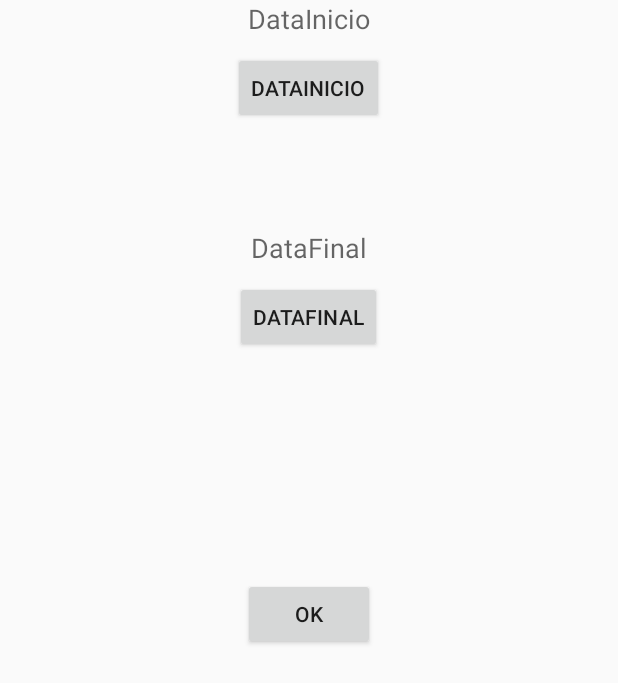
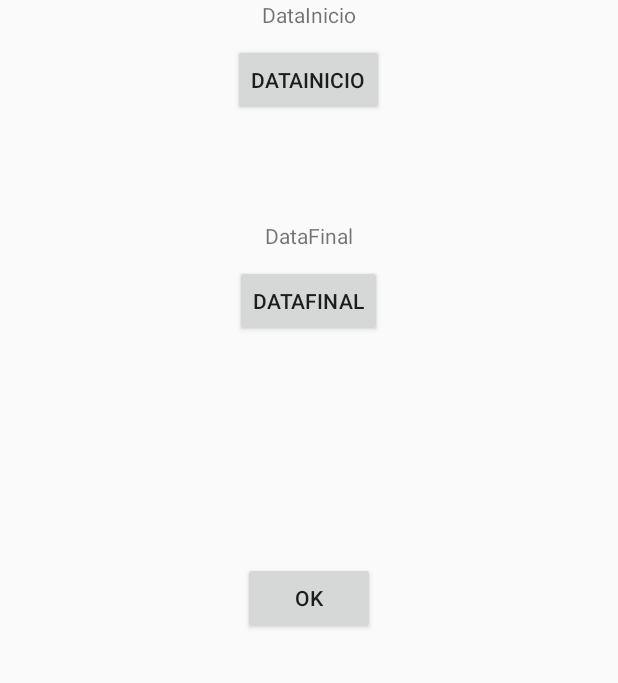
Before and after one commit to jocianoperin/vacation, an Android app: the layout activity_data.xml on its own in the app's theme, with its tools: preview values and no code run, on a phone screen of 412 x 824 dp. Shown: the top 683 px of the screen. Run offline under Robolectric (Android 15) with nearby library versions, the phone set to English and light mode, and no system bars.

```diff
--- a/app/src/main/res/layout/activity_data.xml
+++ b/app/src/main/res/layout/activity_data.xml
@@ -13,8 +13,7 @@
         android:id="@+id/textView1"
         android:layout_width="wrap_content"
         android:layout_height="wrap_content"
-        android:text="@string/DataInicio"
-        android:textAppearance="?android:attr/textAppearanceMedium" />
+        android:text="@string/DataInicio" />
     <Button
         android:layout_gravity="center"
         android:id="@+id/btnDataInicio"
@@ -30,8 +29,7 @@
         android:layout_width="wrap_content"
         android:layout_height="wrap_content"
         android:layout_marginTop="70dp"
-        android:text="@string/DataFinal"
-        android:textAppearance="?android:attr/textAppearanceMedium" />
+        android:text="@string/DataFinal" />
     <Button
         android:layout_gravity="center"
         android:id="@+id/btnDataFinal"
--- a/app/src/main/res/layout/activity_main.xml
+++ b/app/src/main/res/layout/activity_main.xml
@@ -9,6 +9,9 @@
     android:orientation="vertical">
 
     <ImageView
+        android:foregroundGravity="center"
+        android:textAlignment="center"
+        android:layout_gravity="center"
         android:layout_width="wrap_content"
         android:layout_height="200dp"
         android:src="@mipmap/icon2"/>
```
Also changed, not shown: app/src/main/java/com/example/jocia/vacation/Data.java (+30 -11 lines), app/src/main/java/com/example/jocia/vacation/Local.java (+25 -2 lines).
